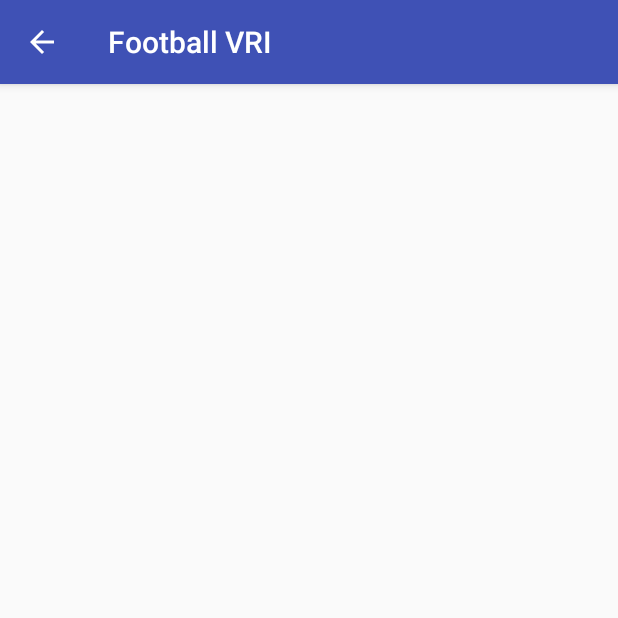
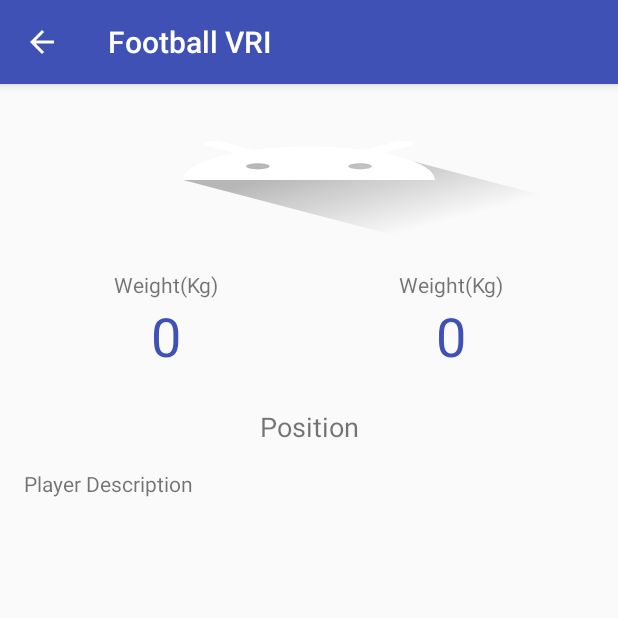
Before and after one commit to vitorizkiimanda/FootballVRI, an Android app: the PlayerDetailActivity screen opened directly, with no data from a screen before it, on a phone screen of 412 x 824 dp, the top half of it. Run offline under Robolectric (Android 15) with nearby library versions, the phone set to English and light mode, and no system bars; 1 statement that could not run was skipped.

Commit message:
Player Detail : xml

```diff
--- a/app/src/main/res/layout/activity_player_detail.xml
+++ b/app/src/main/res/layout/activity_player_detail.xml
@@ -5,5 +5,73 @@
     android:layout_width="match_parent"
     android:layout_height="match_parent"
     tools:context=".playerDetail.PlayerDetailActivity">
+    <ImageView
+        app:layout_constraintTop_toTopOf="parent"
+        android:id="@+id/player_thumb"
+        android:layout_width="match_parent"
+        android:layout_height="wrap_content"
+        android:src="@drawable/ic_launcher_foreground"
+        android:scaleType="fitXY"
+        android:contentDescription="Player Thumbnails" />
+    <LinearLayout
+        app:layout_constraintTop_toBottomOf="@id/player_thumb"
+        android:id="@+id/player_content"
+        android:layout_width="match_parent"
+        android:layout_height="wrap_content"
+        android:orientation="horizontal"
+        android:padding="@dimen/spacing16dp">
+        <LinearLayout
+            android:layout_weight="0.5"
+            android:layout_width="0dp"
+            android:layout_height="wrap_content"
+            android:orientation="vertical">
+            <TextView
+                android:layout_width="match_parent"
+                android:layout_height="wrap_content"
+                android:text="Weight(Kg)"
+                android:textAlignment="center"/>
+            <TextView
+                android:layout_width="match_parent"
+                android:layout_height="wrap_content"
+                android:text="0"
+                android:textSize="36sp"
+                android:textColor="@color/colorPrimary"
+                android:textAlignment="center"/>
+        </LinearLayout>
+        <LinearLayout
+            android:layout_weight="0.5"
+            android:layout_width="0dp"
+            android:layout_height="wrap_content"
+            android:orientation="vertical">
+            <TextView
+                android:layout_width="match_parent"
+                android:layout_height="wrap_content"
+                android:text="Weight(Kg)"
+                android:textAlignment="center"/>
+            <TextView
+                android:layout_width="match_parent"
+                android:layout_height="wrap_content"
+                android:text="0"
+                android:textSize="36sp"
+                android:textColor="@color/colorPrimary"
+                android:textAlignment="center"/>
+        </LinearLayout>
+    </LinearLayout>
+    <TextView
+        app:layout_constraintTop_toBottomOf="@id/player_content"
+        android:id="@+id/player_posisiton"
+        android:layout_width="match_parent"
+        android:layout_height="wrap_content"
+        android:text="Position"
+        android:textAlignment="center"
+        android:textSize="@dimen/font_big"
+        android:layout_marginTop="@dimen/spacing8dp"/>
+    <TextView
+        app:layout_constraintTop_toBottomOf="@id/player_posisiton"
+        android:id="@+id/player_description"
+        android:layout_width="match_parent"
+        android:layout_height="wrap_content"
+        android:text="Player Description"
+        android:layout_margin="@dimen/spacing16dp"/>
 
 </android.support.constraint.ConstraintLayout>
```
